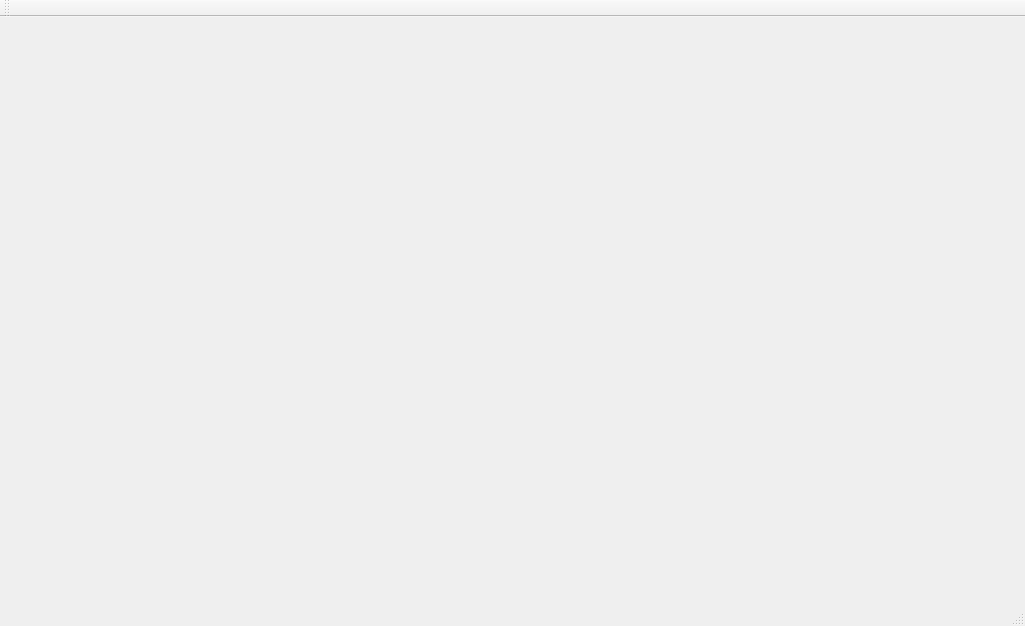
First picture: the form in Mandelbrot/mainwindow.ui, repository ltp19930730/CPE593-FinalProject, before the edit.
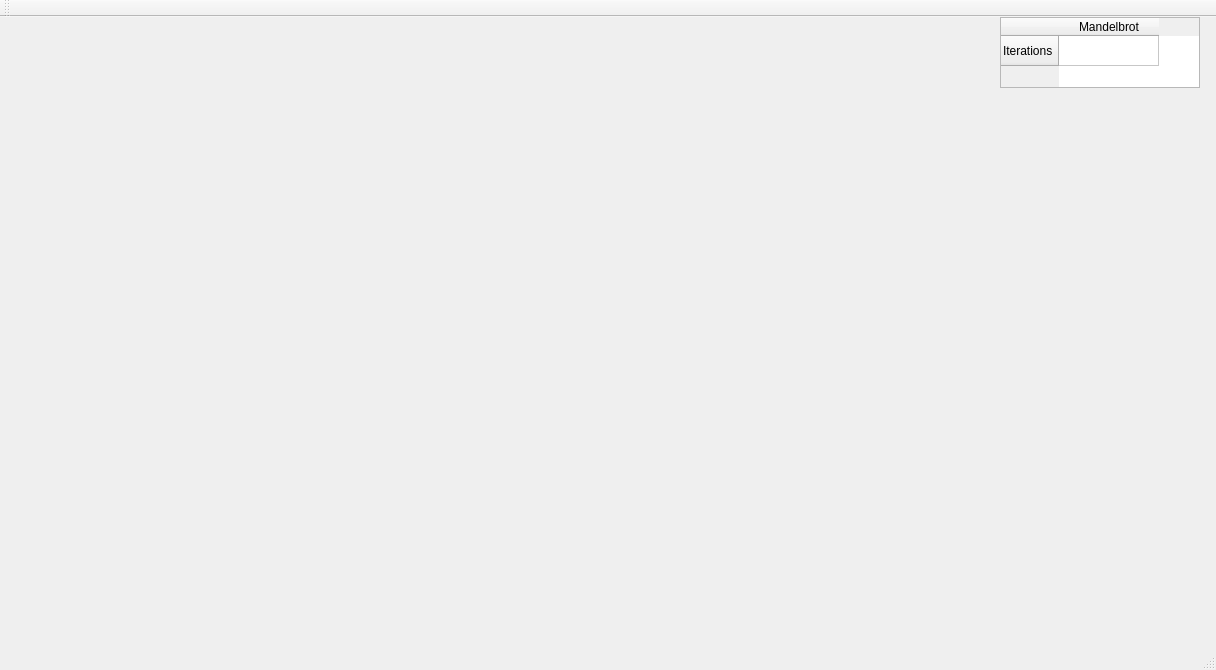
Second picture: the form after the edit.

Commit message: Added zoom, and table to update iterations

What changed in the file:
```diff
--- a/Mandelbrot/mainwindow.ui
+++ b/Mandelbrot/mainwindow.ui
@@ -6,14 +6,45 @@
    <rect>
     <x>0</x>
     <y>0</y>
-    <width>1025</width>
-    <height>626</height>
+    <width>1216</width>
+    <height>670</height>
    </rect>
   </property>
   <property name="windowTitle">
    <string>MainWindow</string>
   </property>
-  <widget class="QWidget" name="centralWidget"/>
+  <widget class="QWidget" name="centralWidget">
+   <widget class="QWidget" name="GraphicsView" native="true">
+    <property name="geometry">
+     <rect>
+      <x>0</x>
+      <y>10</y>
+      <width>601</width>
+      <height>631</height>
+     </rect>
+    </property>
+   </widget>
+   <widget class="QTableWidget" name="tableWidget">
+    <property name="geometry">
+     <rect>
+      <x>1000</x>
+      <y>0</y>
+      <width>200</width>
+      <height>71</height>
+     </rect>
+    </property>
+    <row>
+     <property name="text">
+      <string>Iterations</string>
+     </property>
+    </row>
+    <column>
+     <property name="text">
+      <string>Mandelbrot</string>
+     </property>
+    </column>
+   </widget>
+  </widget>
   <widget class="QMenuBar" name="menuBar">
    <property name="geometry">
     <rect>
```
Left out of the diff: 4 changed lines with no effect on the pictures. The commit also changes 17 other files.
